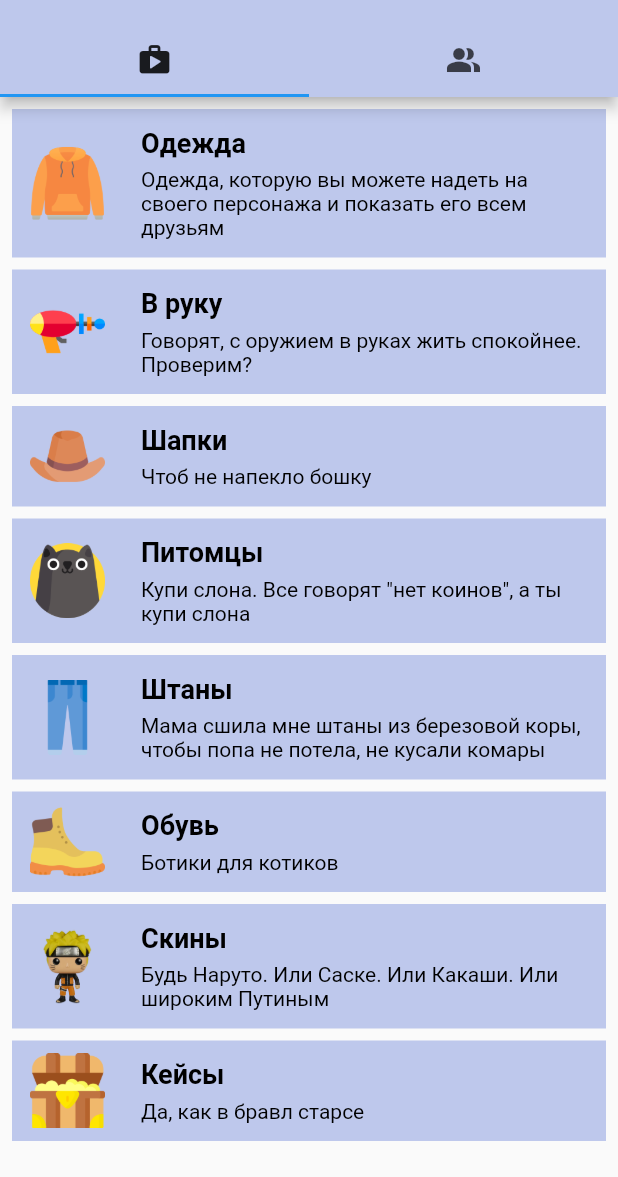
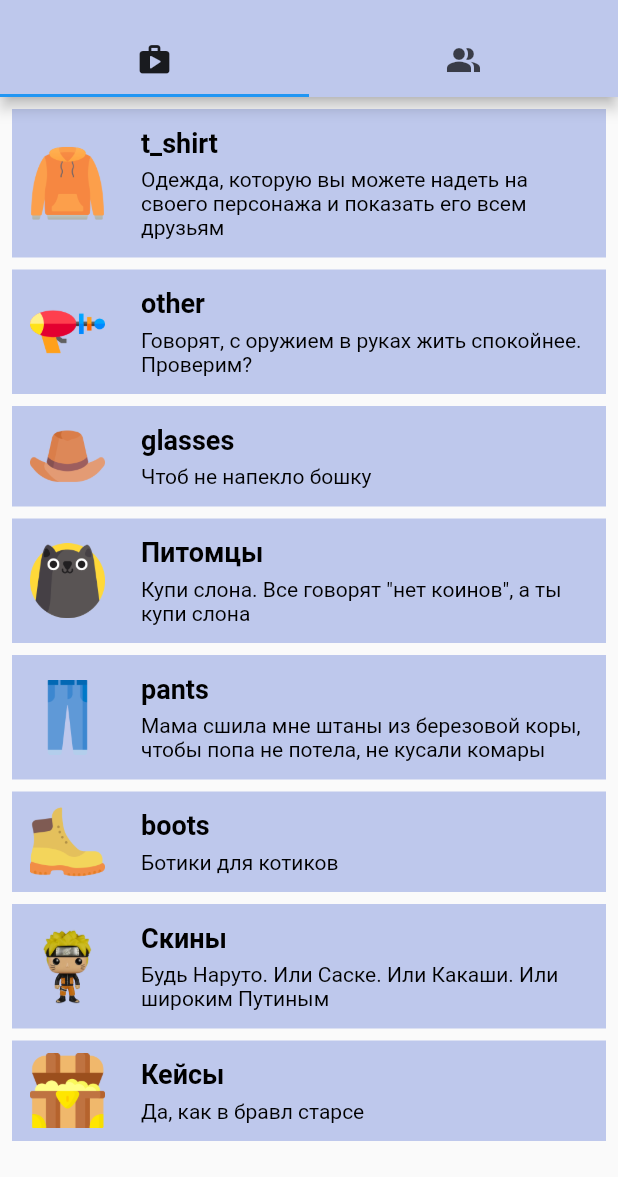
Before and after one commit to twinklewize/hackathons.itmo_meta, a Flutter app: the MarketPage screen opened directly, on a phone screen of 412 x 824 dp, the part 59-1236 px from its top. Run offline on Flutter 3.47's test engine with Material 2 defaults, Android fonts, the phone set to English and light mode, and no system bars; our stand-ins replace bot_toast, flutter_svg, fluttertoast, grouped_list; accounts and stored records are empty; network calls fail.

Commit message:
запросики

```diff
--- a/lib/entities/enventory_item.dart
+++ b/lib/entities/enventory_item.dart
@@ -1,8 +1,8 @@
 class EnventoryItem {
   String imageAsset;
   String name;
-  String? uniqId;
-  String id;
+  int? uniqId;
+  int id;
   String type;
   String rarity;
   int amount;
--- a/lib/features/market/components/ingame_categories_widget.dart
+++ b/lib/features/market/components/shop_widget.dart
@@ -1,26 +1,47 @@
 import 'package:flutter/material.dart';
-import 'package:ict_hack/features/market/components/market_category_widget.dart';
+import 'package:ict_hack/features/market/components/market_widget.dart';
+import 'package:provider/provider.dart';
 
-class IngameCategoriesWidget extends StatelessWidget {
-  const IngameCategoriesWidget({Key? key}) : super(key: key);
+import '../../../providers/shop_provider.dart';
+
+class ShopWidget extends StatefulWidget {
+  const ShopWidget({
+    Key? key,
+  }) : super(key: key);
+
+  @override
+  State<ShopWidget> createState() => _ShopWidgetState();
+}
+
+class _ShopWidgetState extends State<ShopWidget> {
+  @override
+  void initState() {
+    super.initState();
+    Future.delayed(Duration.zero).then(
+      (value) async {
+        print('hello');
+        await Provider.of<ShopProvider>(context, listen: false).getShop();
+      },
+    );
+  }
 
   @override
   Widget build(BuildContext context) {
     return Column(
       children: [
         MarketCategoryWidget(
-          title: 'Одежда',
+          title: 't_shirt',
           description:
               'Одежда, которую вы можете надеть на своего персонажа и показать его всем друзьям',
           imageAsset: 'assets/images/hoodie.png',
         ),
         MarketCategoryWidget(
-          title: 'В руку',
+          title: 'other',
           description: 'Говорят, с оружием в руках жить спокойнее. Проверим?',
           imageAsset: 'assets/images/blaster.png',
         ),
         MarketCategoryWidget(
-          title: 'Шапки',
+          title: 'glasses',
           description: 'Чтоб не напекло бошку',
           imageAsset: 'assets/images/cowboy-hat.png',
         ),
@@ -30,13 +51,13 @@ class IngameCategoriesWidget extends StatelessWidget {
           imageAsset: 'assets/images/cat.png',
         ),
         MarketCategoryWidget(
-          title: 'Штаны',
+          title: 'pants',
           description:
               'Мама сшила мне штаны из березовой коры, чтобы попа не потела, не кусали комары',
           imageAsset: 'assets/images/pants.png',
         ),
         MarketCategoryWidget(
-          title: 'Обувь',
+          title: 'boots',
           description: 'Ботики для котиков',
           imageAsset: 'assets/images/boot.png',
         ),
--- a/lib/features/market/market_page.dart
+++ b/lib/features/market/market_page.dart
@@ -1,5 +1,5 @@
 import 'package:flutter/material.dart';
-import 'package:ict_hack/features/market/components/ingame_categories_widget.dart';
+import 'package:ict_hack/features/market/components/shop_widget.dart';
 import 'package:ict_hack/features/market/components/real_categories_widget.dart';
 
 import '../../ui_kit/constants/app_colors.dart';
@@ -35,10 +35,10 @@ class MarketPage extends StatelessWidget {
         body: TabBarView(
           children: [
             SingleChildScrollView(
-              child: IngameCategoriesWidget(),
+              child: ShopWidget(),
             ),
             SingleChildScrollView(
-              child: RealCategoriesWidget(),
+              child: MarketplaceWidget(),
             ),
           ],
         ),
--- a/lib/providers/market_provider.dart
+++ b/lib/providers/market_provider.dart
@@ -5,17 +5,17 @@ class MarketProvider with ChangeNotifier {
   // список вещей на авито
   List<EnventoryItem> itemsInMarket = [
     EnventoryItem(
-      id: 'id0',
+      id: 0,
       name: 'Худи',
-      uniqId: 'uniqId0',
+      uniqId: 0,
       imageAsset: 'assets/images/hoodie.png',
       type: 'Одежда',
       rarity: 'Basic',
       amount: 25,
     ),
     EnventoryItem(
-      id: 'id1',
-      uniqId: 'uniqId1',
+      id: 1,
+      uniqId: 1,
       name: 'Худи 2',
       imageAsset: 'assets/images/hoodie_2.png',
       type: 'Одежда',
@@ -23,17 +23,17 @@ class MarketProvider with ChangeNotifier {
       amount: 35,
     ),
     EnventoryItem(
-      id: 'id2',
+      id: 2,
       name: 'Бластер',
-      uniqId: 'uniqId2',
+      uniqId: 2,
       imageAsset: 'assets/images/blaster.png',
       type: 'В руку',
       rarity: 'Rare',
       amount: 100,
     ),
     EnventoryItem(
-      id: 'id3',
-      uniqId: 'uniqId3',
+      id: 3,
+      uniqId: 3,
       name: 'Шляпа ковбоя',
       imageAsset: 'assets/images/cowboy-hat.png',
       type: 'Шапки',
```
Also changed, not shown: lib/features/account/components/inventory.dart (+36 -5 lines), lib/features/market/components/real_categories_widget.dart (+5 -3 lines), lib/features/market/components/single_category_page.dart (+19 -6 lines), lib/main.dart (+7 -0 lines), lib/providers/shop_provider.dart (+60 -43 lines), lib/providers/user_provider.dart (+37 -1 lines), lib/features/market/components/market_widget.dart (renamed from lib/features/market/components/market_category_widget.dart).
